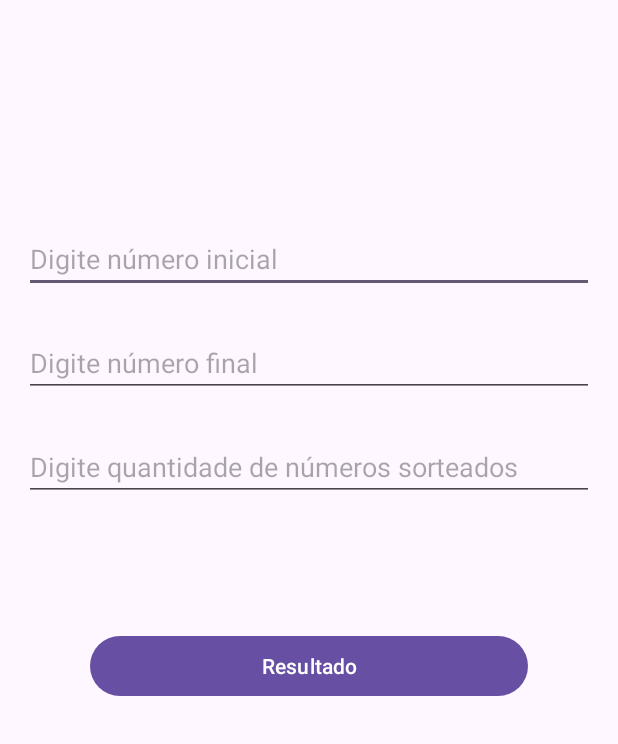
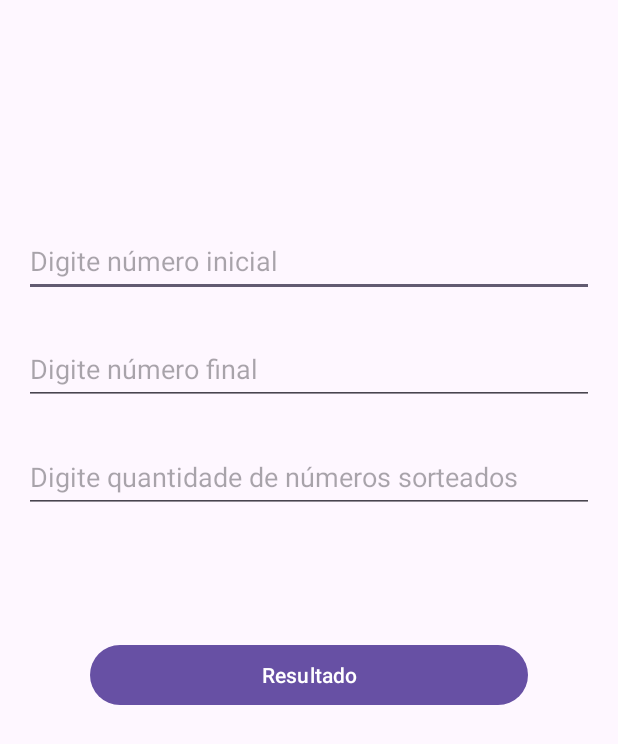
Before and after one commit to jrnomura/NumerosSorteados2, an Android app: the screen it shows after launch (MainActivity), on a phone screen of 412 x 824 dp. Shown: the top 744 px of the screen. Run offline under Robolectric (Android 15) with nearby library versions, the phone set to English and light mode, and no system bars.

Commit message:
Melhorando o layout

```diff
--- a/app/src/main/res/layout/activity_main.xml
+++ b/app/src/main/res/layout/activity_main.xml
@@ -10,13 +10,14 @@
     <EditText
         android:id="@+id/editInicial"
         android:layout_width="match_parent"
-        android:layout_height="wrap_content"
+        android:layout_height="48dp"
         android:layout_marginStart="16dp"
         android:layout_marginTop="150dp"
         android:layout_marginEnd="16dp"
         android:ems="10"
         android:hint="@string/digite_n_mero_inicial"
         android:inputType="number"
+        android:maxLength="3"
         app:layout_constraintEnd_toEndOf="parent"
         app:layout_constraintStart_toStartOf="parent"
         app:layout_constraintTop_toTopOf="parent" />
@@ -24,13 +25,14 @@
     <EditText
         android:id="@+id/editFinal"
         android:layout_width="match_parent"
-        android:layout_height="wrap_content"
+        android:layout_height="48dp"
         android:layout_marginStart="16dp"
         android:layout_marginTop="24dp"
         android:layout_marginEnd="16dp"
         android:ems="10"
         android:hint="@string/digite_n_meros_final"
         android:inputType="number"
+        android:maxLength="3"
         app:layout_constraintEnd_toEndOf="parent"
         app:layout_constraintStart_toStartOf="parent"
         app:layout_constraintTop_toBottomOf="@+id/editInicial" />
@@ -38,13 +40,14 @@
     <EditText
         android:id="@+id/editQuantNumeros"
         android:layout_width="match_parent"
-        android:layout_height="wrap_content"
+        android:layout_height="48dp"
         android:layout_marginStart="16dp"
         android:layout_marginTop="24dp"
         android:layout_marginEnd="16dp"
         android:ems="10"
         android:hint="@string/digite_quatidade_n_meros_sorteados"
         android:inputType="number"
+        android:maxLength="3"
         app:layout_constraintEnd_toEndOf="parent"
         app:layout_constraintStart_toStartOf="parent"
         app:layout_constraintTop_toBottomOf="@+id/editFinal" />
```
